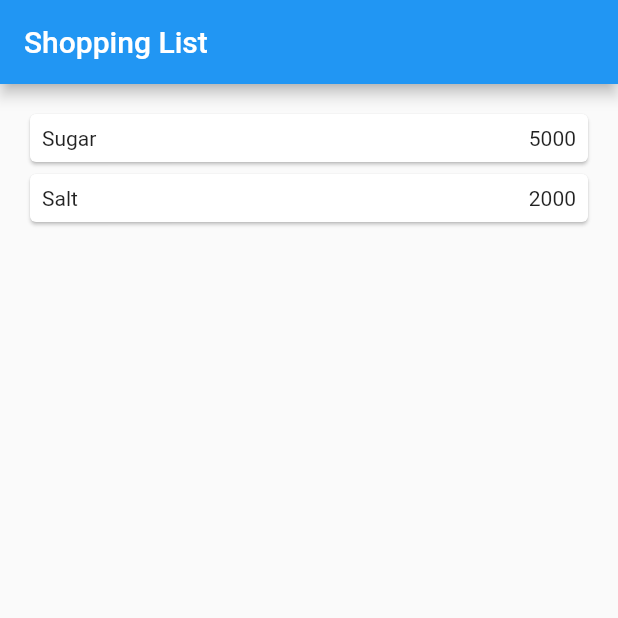
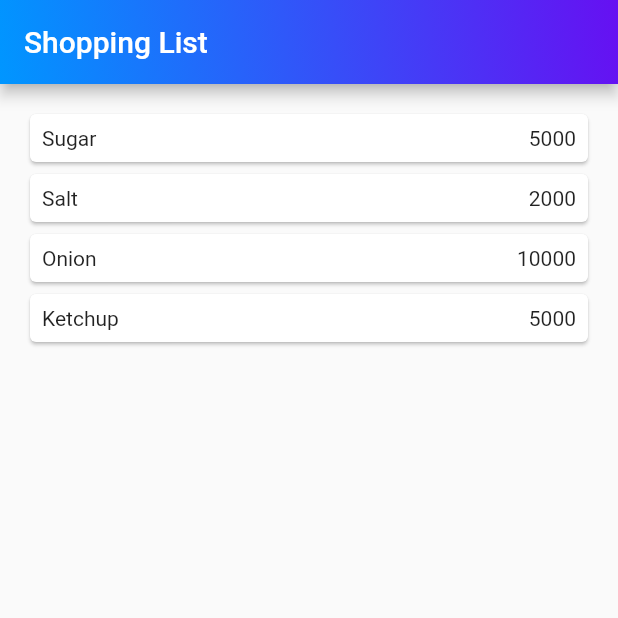
Before and after one commit to chafidhoturrochimah/flutter_navigasiroute_belanja, a Flutter app: the screen it shows after launch, on a phone screen of 412 x 824 dp, the top half of it. Run offline on Flutter 3.47's test engine with Material 2 defaults, Android fonts, the light colour scheme and no system bars.

Commit message:
tugas praktikum

```diff
--- a/lib/models/item.dart
+++ b/lib/models/item.dart
@@ -1,6 +1,8 @@
 class Item {
   String name;
   int price;
+  String weight;
+  int amount;
 
-  Item({this.name, this.price});
+  Item({this.name, this.price, this.weight, this.amount});
 }
--- a/lib/pages/home_page.dart
+++ b/lib/pages/home_page.dart
@@ -4,8 +4,10 @@ import 'package:flutter_navigasiroute_belanja/pages/item_page.dart';
 
 class HomePage extends StatelessWidget {
   final List<Item> items = [
-    Item(name: 'Sugar', price: 5000),
-    Item(name: 'Salt', price: 2000)
+    Item(name: 'Sugar', weight: '500 gr', amount: 100, price: 5000),
+    Item(name: 'Salt', weight: '500 gr', amount: 100, price: 2000),
+    Item(name: 'Onion', weight: '1 kg', amount: 100, price: 10000),
+    Item(name: 'Ketchup', weight: '500 ml', amount: 100, price: 5000),
   ];
 
   @override
@@ -14,6 +16,15 @@ class HomePage extends StatelessWidget {
       home: Scaffold(
         appBar: AppBar(
           title: Text('Shopping List'),
+          flexibleSpace: Container(
+            decoration: BoxDecoration(
+              gradient: LinearGradient(
+                colors: [Color(0xff0096ff), Color(0xff6610f2)],
+                begin: FractionalOffset.bottomLeft,
+                end: FractionalOffset.topRight
+              )
+            ),
+          ),
         ),
 
         body: Container(
```
Also changed, not shown: lib/pages/item_page.dart (+23 -2 lines).
